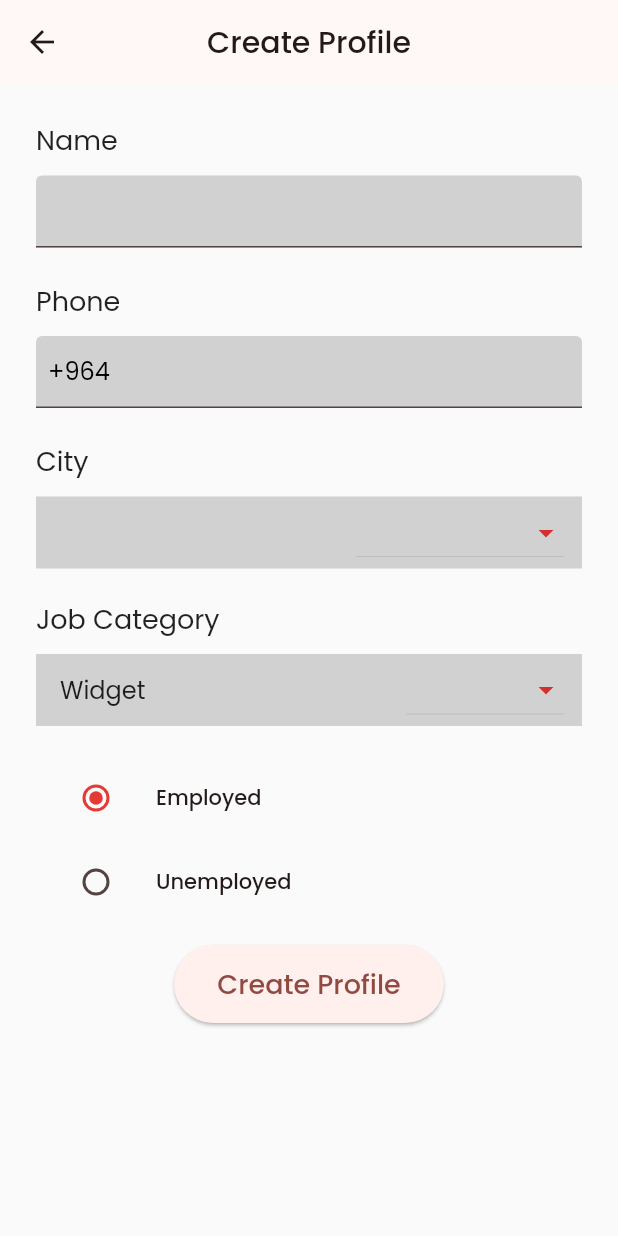
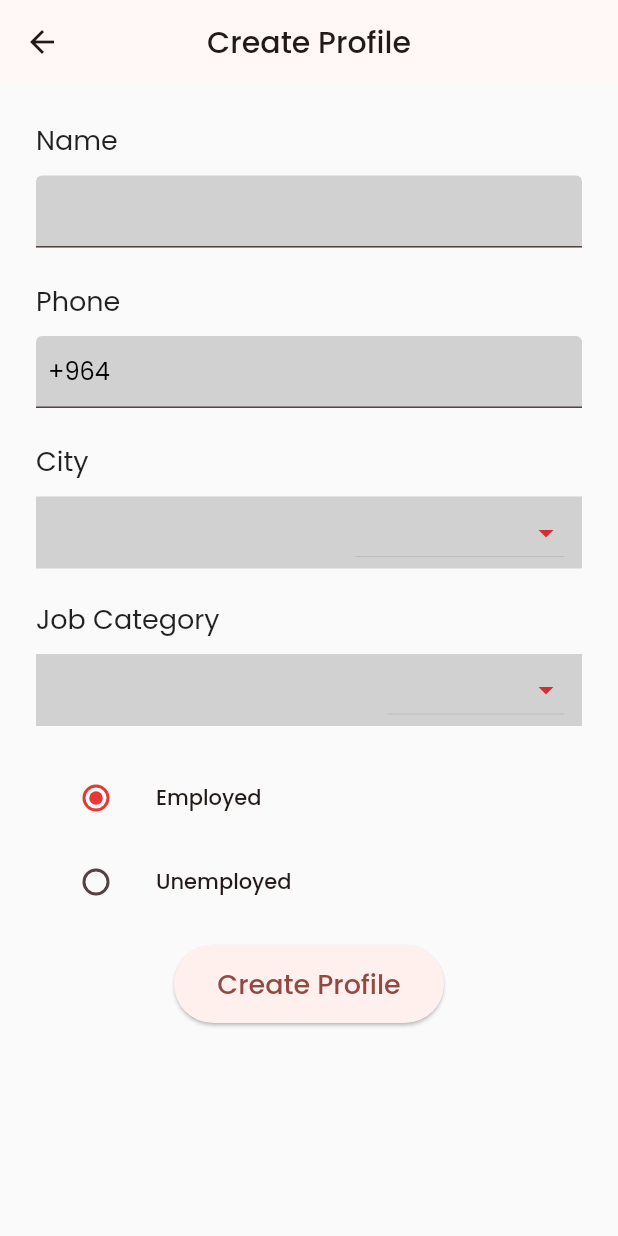
Before and after one commit to MuhammadSabah/Open-Vacancies, a Flutter app: the CreateProfileScreenView screen opened directly, on a phone screen of 412 x 824 dp. Run offline on Flutter 3.47's test engine with Material 2 defaults, Android fonts, the phone set to English and light mode, and no system bars; our stand-ins replace cloud_firestore, firebase_auth, firebase_core, google_fonts; accounts and stored records are empty.

Commit message:
Muhammad, fixing a bug with Category drop down widget

```diff
--- a/lib/src/screens/create_profile_screen_view.dart
+++ b/lib/src/screens/create_profile_screen_view.dart
@@ -17,13 +17,19 @@ class CreateProfileScreenView extends StatefulWidget {
 }
 
 class _CreateProfileScreenView extends State<CreateProfileScreenView> {
-  TextEditingController _nameController = TextEditingController();
-  TextEditingController _phoneController = TextEditingController();
+  final TextEditingController _nameController = TextEditingController();
+  final TextEditingController _phoneController = TextEditingController();
   final _formKey = GlobalKey<FormState>();
   String cityValue = '';
   String categoryValue = '';
   String? radioGroupValue = 'employed';
-  List<String> categoryList = ['Developer', 'Designer'];
+  List<String> categoryList = [
+    'Developer',
+    'Designer',
+    'Manager',
+    'Cashier',
+    'Accountant',
+  ];
   List<String> cities = [
     'Erbil',
     'Sulaymaniyah',
--- a/lib/src/widgets/job_category_drop_down.dart
+++ b/lib/src/widgets/job_category_drop_down.dart
@@ -42,7 +42,7 @@ class _JobCategoryDropDownState extends State<JobCategoryDropDown> {
                   child: Padding(
                     padding: const EdgeInsets.only(left: 16.0),
                     child: Text(
-                      widget.toString(),
+                      widget.categoryValue.toString(),
                       style: const TextStyle(
                         fontSize: 16,
                       ),
```
